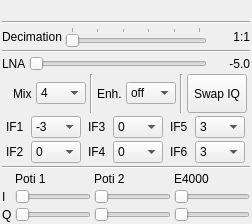
osmocom/sdrangelove, file hardware/osmosdr/osmosdrgui.ui: the form before one commit.
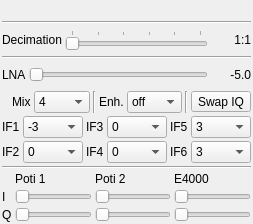
The form after the commit. Custom widgets are drawn as their Qt base class.

The edit to the form file:
```diff
--- a/hardware/osmosdr/osmosdrgui.ui
+++ b/hardware/osmosdr/osmosdrgui.ui
@@ -6,7 +6,7 @@
    <rect>
     <x>0</x>
     <y>0</y>
-    <width>252</width>
+    <width>253</width>
     <height>224</height>
    </rect>
   </property>
@@ -222,21 +222,12 @@
      </item>
      <item>
       <widget class="QComboBox" name="e4000MixerGain">
-       <property name="sizePolicy">
-        <sizepolicy hsizetype="MinimumExpanding" vsizetype="Fixed">
-         <horstretch>0</horstretch>
-         <verstretch>0</verstretch>
-        </sizepolicy>
-       </property>
-       <property name="maximumSize">
-        <size>
-         <width>50</width>
-         <height>16777215</height>
-        </size>
-       </property>
        <property name="toolTip">
         <string>Tuner mixer amplification</string>
        </property>
+       <property name="sizeAdjustPolicy">
+        <enum>QComboBox::AdjustToMinimumContentsLength</enum>
+       </property>
        <item>
         <property name="text">
          <string>4</string>
@@ -271,21 +262,12 @@
      </item>
      <item>
       <widget class="QComboBox" name="e4000MixerEnh">
-       <property name="sizePolicy">
-        <sizepolicy hsizetype="MinimumExpanding" vsizetype="Fixed">
-         <horstretch>0</horstretch>
-         <verstretch>0</verstretch>
-        </sizepolicy>
-       </property>
-       <property name="maximumSize">
-        <size>
-         <width>50</width>
-         <height>16777215</height>
-        </size>
-       </property>
        <property name="toolTip">
         <string>Tuner LNA amplification enhancement</string>
        </property>
+       <property name="sizeAdjustPolicy">
+        <enum>QComboBox::AdjustToMinimumContentsLength</enum>
+       </property>
        <item>
         <property name="text">
          <string>off</string>
@@ -322,12 +304,6 @@
      </item>
      <item>
       <widget class="QToolButton" name="iqSwap">
-       <property name="sizePolicy">
-        <sizepolicy hsizetype="Fixed" vsizetype="MinimumExpanding">
-         <horstretch>0</horstretch>
-         <verstretch>0</verstretch>
-        </sizepolicy>
-       </property>
        <property name="text">
         <string>Swap IQ</string>
        </property>
@@ -348,21 +324,12 @@
      </property>
      <item row="1" column="1">
       <widget class="QComboBox" name="e4000if2">
-       <property name="sizePolicy">
-        <sizepolicy hsizetype="MinimumExpanding" vsizetype="Fixed">
-         <horstretch>0</horstretch>
-         <verstretch>0</verstretch>
-        </sizepolicy>
-       </property>
-       <property name="maximumSize">
-        <size>
-         <width>50</width>
-         <height>16777215</height>
-        </size>
-       </property>
        <property name="toolTip">
         <string>Tuner IF 2 amplification</string>
        </property>
+       <property name="sizeAdjustPolicy">
+        <enum>QComboBox::AdjustToContents</enum>
+       </property>
        <item>
         <property name="text">
          <string>0</string>
@@ -387,21 +354,12 @@
      </item>
      <item row="1" column="3">
       <widget class="QComboBox" name="e4000if4">
-       <property name="sizePolicy">
-        <sizepolicy hsizetype="MinimumExpanding" vsizetype="Fixed">
-         <horstretch>0</horstretch>
-         <verstretch>0</verstretch>
-        </sizepolicy>
-       </property>
-       <property name="maximumSize">
-        <size>
-         <width>50</width>
-         <height>16777215</height>
-        </size>
-       </property>
        <property name="toolTip">
         <string>Tuner IF 4 amplification</string>
        </property>
+       <property name="sizeAdjustPolicy">
+        <enum>QComboBox::AdjustToContents</enum>
+       </property>
        <item>
         <property name="text">
          <string>0</string>
@@ -447,21 +405,12 @@
      </item>
      <item row="0" column="5">
       <widget class="QComboBox" name="e4000if5">
-       <property name="sizePolicy">
-        <sizepolicy hsizetype="MinimumExpanding" vsizetype="Fixed">
-         <horstretch>0</horstretch>
-         <verstretch>0</verstretch>
-        </sizepolicy>
-       </property>
-       <property name="maximumSize">
-        <size>
-         <width>50</width>
-         <height>16777215</height>
-        </size>
-       </property>
        <property name="toolTip">
         <string>Tuner IF 5 amplification</string>
        </property>
+       <property name="sizeAdjustPolicy">
+        <enum>QComboBox::AdjustToContents</enum>
+       </property>
        <item>
         <property name="text">
          <string>3</string>
@@ -504,21 +453,12 @@
      </item>
      <item row="0" column="3">
       <widget class="QComboBox" name="e4000if3">
-       <property name="sizePolicy">
-        <sizepolicy hsizetype="MinimumExpanding" vsizetype="Fixed">
-         <horstretch>0</horstretch>
-         <verstretch>0</verstretch>
-        </sizepolicy>
-       </property>
-       <property name="maximumSize">
-        <size>
-         <width>50</width>
-         <height>16777215</height>
-        </size>
-       </property>
        <property name="toolTip">
         <string>Tuner IF 3 amplification</string>
        </property>
+       <property name="sizeAdjustPolicy">
+        <enum>QComboBox::AdjustToContents</enum>
+       </property>
        <item>
         <property name="text">
          <string>0</string>
@@ -556,21 +496,12 @@
      </item>
      <item row="1" column="5">
       <widget class="QComboBox" name="e4000if6">
-       <property name="sizePolicy">
-        <sizepolicy hsizetype="MinimumExpanding" vsizetype="Fixed">
-         <horstretch>0</horstretch>
-         <verstretch>0</verstretch>
-        </sizepolicy>
-       </property>
-       <property name="maximumSize">
-        <size>
-         <width>50</width>
-         <height>16777215</height>
-        </size>
-       </property>
        <property name="toolTip">
         <string>Tuner IF 6 amplification</string>
        </property>
+       <property name="sizeAdjustPolicy">
+        <enum>QComboBox::AdjustToContents</enum>
+       </property>
        <item>
         <property name="text">
          <string>3</string>
@@ -613,21 +544,12 @@
      </item>
      <item row="0" column="1">
       <widget class="QComboBox" name="e4000if1">
-       <property name="sizePolicy">
-        <sizepolicy hsizetype="MinimumExpanding" vsizetype="Fixed">
-         <horstretch>0</horstretch>
-         <verstretch>0</verstretch>
-        </sizepolicy>
-       </property>
-       <property name="maximumSize">
-        <size>
-         <width>50</width>
-         <height>16777215</height>
-        </size>
-       </property>
        <property name="toolTip">
         <string>Tuner IF 1 amplification</string>
        </property>
+       <property name="sizeAdjustPolicy">
+        <enum>QComboBox::AdjustToContents</enum>
+       </property>
        <item>
         <property name="text">
          <string>-3</string>
```
